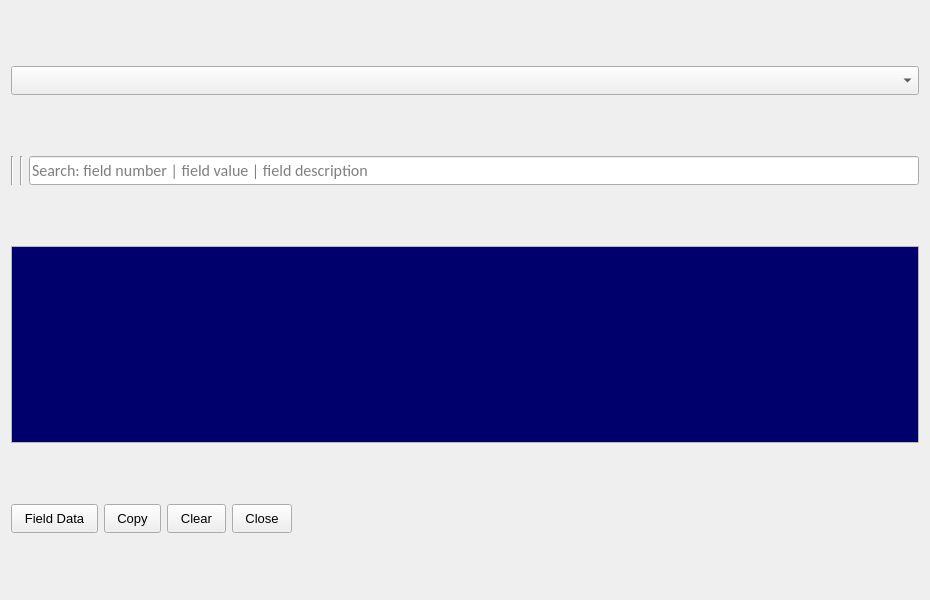
Qt form common/gui/forms/complex_fields_parser.ui (FedorIvanov37/signal) before a commit.
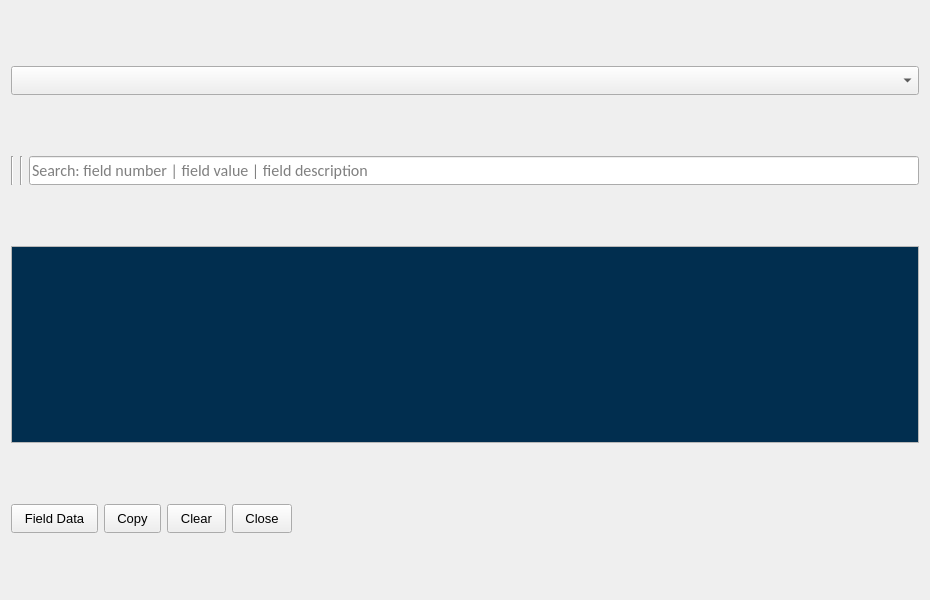
The same form after that commit.

Patch:
```diff
--- a/common/gui/forms/complex_fields_parser.ui
+++ b/common/gui/forms/complex_fields_parser.ui
@@ -214,9 +214,9 @@
         <colorrole role="Base">
          <brush brushstyle="SolidPattern">
           <color alpha="255">
-           <red>0</red>
-           <green>0</green>
-           <blue>109</blue>
+           <red>1</red>
+           <green>46</green>
+           <blue>79</blue>
           </color>
          </brush>
         </colorrole>
@@ -234,9 +234,9 @@
         <colorrole role="Base">
          <brush brushstyle="SolidPattern">
           <color alpha="255">
-           <red>0</red>
-           <green>0</green>
-           <blue>109</blue>
+           <red>1</red>
+           <green>46</green>
+           <blue>79</blue>
           </color>
          </brush>
         </colorrole>
```
